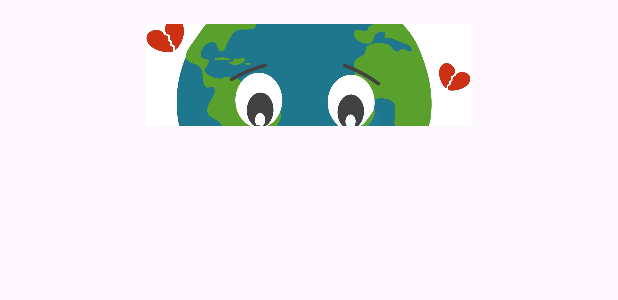
After one commit to ngtdungdev/bin-rush, an Android app: the layout dialog_custom.xml on its own in the app's theme, with its tools: preview values and no code run, on a phone screen of 412 x 824 dp. The commit adds this screen. Shown: the top 300 px of the screen. Run offline under Robolectric (Android 15) with nearby library versions, the phone set to English and light mode, and no system bars.

Commit message:
dialog game over custom

```diff
--- a/app/src/main/AndroidManifest.xml
+++ b/app/src/main/AndroidManifest.xml
@@ -7,7 +7,7 @@
         android:dataExtractionRules="@xml/data_extraction_rules"
         android:fullBackupContent="@xml/backup_rules"
         android:icon="@drawable/logo"
-        android:label="@string/app_name"
+        android:label="GreenRush"
         android:roundIcon="@mipmap/ic_launcher_round"
         android:supportsRtl="true"
         android:theme="@style/Theme.Binrush"
--- a/app/src/main/res/layout/activity_play1.xml
+++ b/app/src/main/res/layout/activity_play1.xml
@@ -1,6 +1,5 @@
 <?xml version="1.0" encoding="utf-8"?>
 <LinearLayout xmlns:android="http://schemas.android.com/apk/res/android"
-    xmlns:app="http://schemas.android.com/apk/res-auto"
     android:layout_width="match_parent"
     android:layout_height="match_parent"
     android:background="#d7f4c4"
@@ -50,6 +49,6 @@
             android:id="@+id/board"
             android:layout_width="match_parent"
             android:layout_height="match_parent"
-            android:layout_gravity="bottom"></FrameLayout>
+            android:layout_gravity="bottom" />
     </FrameLayout>
 </LinearLayout>
--- /dev/null
+++ b/app/src/main/res/layout/dialog_custom.xml
@@ -0,0 +1,15 @@
+<?xml version="1.0" encoding="utf-8"?>
+<LinearLayout xmlns:android="http://schemas.android.com/apk/res/android"
+    android:layout_width="match_parent"
+    android:layout_height="100dp"
+    android:orientation="horizontal"
+    android:padding="16dp">
+
+    <ImageView
+        android:id="@+id/dialog_icon"
+        android:layout_width="match_parent"
+        android:layout_height="200dp"
+        android:layout_gravity="center_vertical|center_horizontal"
+        android:src="@drawable/icon_game" />
+
+</LinearLayout>
```
Also changed, not shown: app/src/main/java/com/example/bin_rush/activity/PlayActivity1.kt (+26 -6 lines), app/src/main/res/drawable/icon_game.png.
